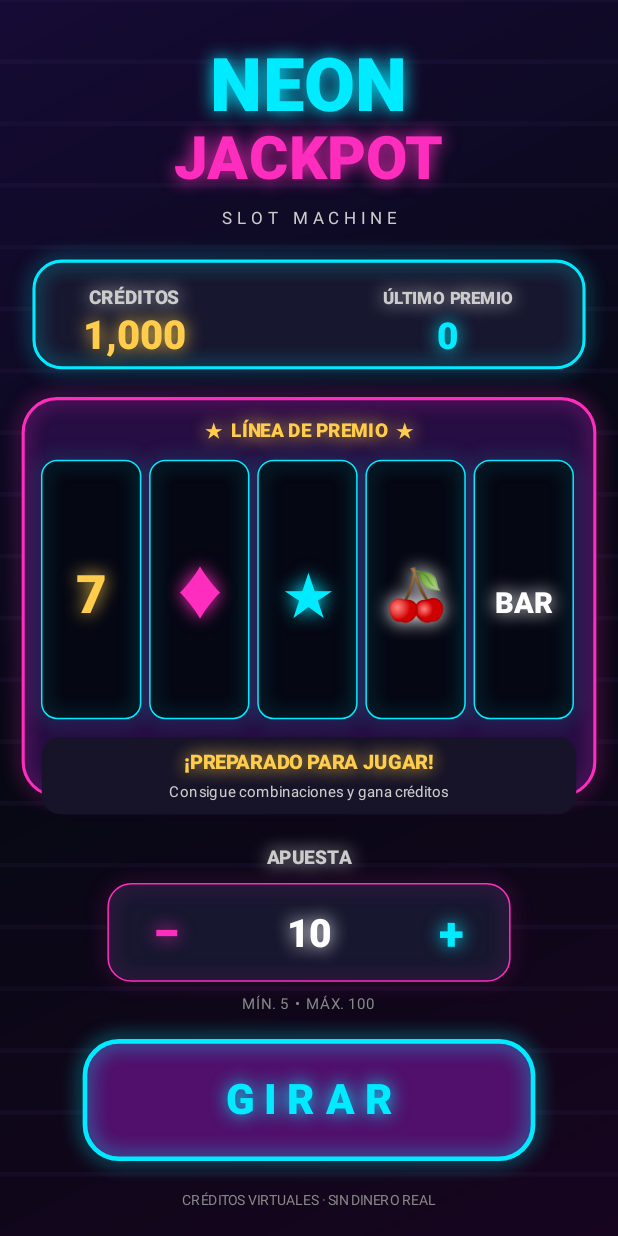
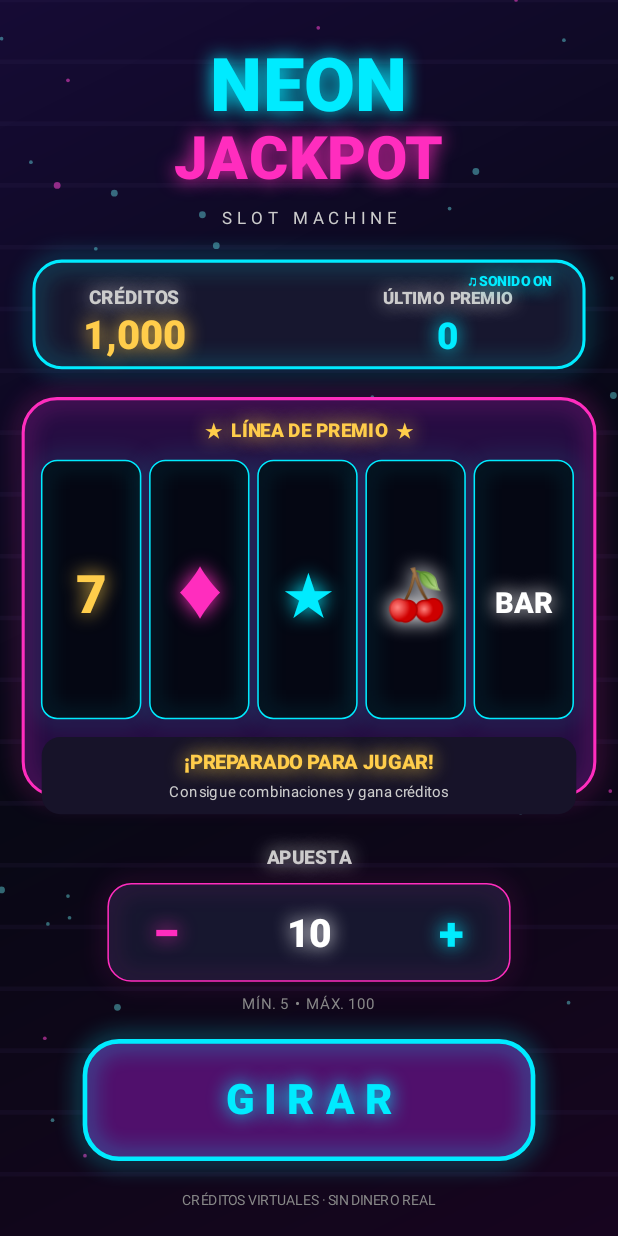
Before and after one commit to Delpad180/NEON-JACKPOT-ANDROID-, an Android app: the screen it shows after launch (MainActivity), on a phone screen of 412 x 824 dp. Run offline under Robolectric (Android 15) with nearby library versions, the phone set to English and light mode, and no system bars.

Commit message:
Add neon effects, sound feedback and haptics

```diff
--- a/app/src/main/java/com/neonjackpot/MainActivity.java
+++ b/app/src/main/java/com/neonjackpot/MainActivity.java
@@ -6,6 +6,9 @@ import android.os.Handler;
 import android.os.Looper;
 import android.view.MotionEvent;
 import android.view.View;
+import android.view.HapticFeedbackConstants;
+import android.media.AudioManager;
+import android.media.ToneGenerator;
 import android.graphics.Canvas;
 import android.graphics.Color;
 import android.graphics.Paint;
@@ -26,22 +29,34 @@ public class MainActivity extends Activity {
         final Paint p = new Paint(3);
         final Handler h = new Handler(Looper.getMainLooper());
         final Random rng = new Random();
+        final ToneGenerator audio = new ToneGenerator(AudioManager.STREAM_MUSIC, 72);
         final String[] symbols = {"7", "♦", "★", "🍒", "BAR", "♛"};
         final int[] reels = {0,1,2,3,4};
         final int[] result = new int[5];
-        int credits = 1000, bet = 10, lastWin = 0, tick = 0;
-        boolean spinning = false;
+        final float[] sparkX = new float[55], sparkY = new float[55], sparkV = new float[55];
+        int credits = 1000, bet = 10, lastWin = 0, tick = 0, flash = 0;
+        boolean spinning = false, soundOn = true, jackpot = false;
         String status = "¡PREPARADO PARA JUGAR!";
         String sub = "Consigue combinaciones y gana créditos";
         final int cyan = Color.rgb(0,235,255), pink = Color.rgb(255,45,190);
         final int gold = Color.rgb(255,205,75);
 
-        SlotView() { super(MainActivity.this); setLayerType(View.LAYER_TYPE_SOFTWARE, null); }
-
+        SlotView() {
+            super(MainActivity.this);
+            setLayerType(View.LAYER_TYPE_SOFTWARE, null);
+            for(int i=0;i<sparkX.length;i++) resetSpark(i);
+        }
+        void resetSpark(int i) {
+            sparkX[i]=rng.nextInt(400); sparkY[i]=rng.nextInt(800);
+            sparkV[i]=1+rng.nextFloat()*3;
+        }
+        void tone(int type, int duration) {
+            if(soundOn) try { audio.startTone(type,duration); } catch(Exception ignored) {}
+        }
         void box(Canvas c,float l,float t,float r,float b,float rad,int color,boolean stroke,int sw) {
             p.setShader(null); p.setColor(color); p.setStyle(stroke?Paint.Style.STROKE:Paint.Style.FILL);
             p.setStrokeWidth(sw); p.clearShadowLayer();
-            if(stroke) p.setShadowLayer(10,0,0,color);
+            if(stroke) p.setShadowLayer(12,0,0,color);
             c.drawRoundRect(new RectF(l,t,r,b),rad,rad,p);
             p.setStyle(Paint.Style.FILL); p.clearShadowLayer();
         }
@@ -49,24 +64,30 @@ public class MainActivity extends Activity {
             p.setShader(null); p.setColor(color); p.setTextSize(size);
             p.setTypeface(Typeface.create(bold?"sans-serif-black":"sans-serif",bold?1:0));
             p.setTextAlign(Paint.Align.CENTER); p.setStyle(Paint.Style.FILL);
-            p.setShadowLayer(bold?9:0,0,0,bold?color:Color.TRANSPARENT);
+            p.setShadowLayer(bold?10:0,0,0,bold?color:Color.TRANSPARENT);
             c.drawText(s,x,y,p); p.clearShadowLayer();
         }
         @Override protected void onDraw(Canvas c) {
             super.onDraw(c);
             c.save(); c.scale(getWidth()/400f,getHeight()/800f);
+            int pulse=(int)(25+20*Math.sin(System.currentTimeMillis()/180.0));
             p.setShader(new LinearGradient(0,0,400,800,new int[]{0xff160b35,0xff070814,0xff17051f},null,Shader.TileMode.CLAMP));
             c.drawRect(0,0,400,800,p); p.setShader(null);
             for(int y=0;y<800;y+=40){p.setColor(0x223b2c65);c.drawLine(0,y,400,y,p);}
+            for(int i=0;i<sparkX.length;i++){
+                p.setColor((i%3==0?0x88ff45d4:0x6671faff));
+                c.drawCircle(sparkX[i],sparkY[i],i%4==0?2.2f:1.2f,p);
+                if(spinning||jackpot){sparkY[i]+=sparkV[i];if(sparkY[i]>800)resetSpark(i);}
+            }
             txt(c,"NEON",200,72,48,cyan,true); txt(c,"JACKPOT",200,116,39,pink,true);
             txt(c,"S L O T   M A C H I N E",200,145,11,Color.LTGRAY,false);
-
             box(c,22,169,378,238,18,0xff17172f,false,1);
             box(c,22,169,378,238,18,cyan,true,2);
-            p.setTextAlign(Paint.Align.LEFT); txt(c,"CRÉDITOS",87,197,12,Color.LTGRAY,true);
+            txt(c,"CRÉDITOS",87,197,12,Color.LTGRAY,true);
             txt(c,String.format("%,d",credits),87,226,26,gold,true);
             txt(c,"ÚLTIMO PREMIO",290,197,11,Color.LTGRAY,true);
             txt(c,String.valueOf(lastWin),290,226,24,cyan,true);
+            txt(c,soundOn?"♫ SONIDO ON":"♫ SONIDO OFF",330,185,9,soundOn?cyan:Color.GRAY,true);
 
             box(c,15,258,385,515,22,0xff260d42,false,1);
             box(c,15,258,385,515,22,pink,true,2);
@@ -74,12 +95,17 @@ public class MainActivity extends Activity {
             for(int i=0;i<5;i++){
                 float x=27+i*70;
                 box(c,x,298,x+64,465,10,0xff050713,false,1);
-                box(c,x,298,x+64,465,10,cyan,true,1);
+                box(c,x,298,x+64,465,10,spinning?cyan:(jackpot?gold:cyan),true,spinning?2:1);
                 int col=reels[i]==0?gold:reels[i]==1?pink:reels[i]==2?cyan:Color.WHITE;
                 txt(c,symbols[reels[i]],x+32,397,reels[i]==4?19:34,col,true);
             }
             box(c,27,477,373,527,12,0xff171329,false,1);
-            txt(c,status,200,498,13,gold,true); txt(c,sub,200,516,10,Color.LTGRAY,false);
+            txt(c,status,200,498,13,jackpot?gold:gold,true);
+            txt(c,sub,200,516,10,Color.LTGRAY,false);
+            if(jackpot) {
+                p.setColor(0x55ffd34f); c.drawRect(20,250,380,530,p);
+                txt(c,"✦  ¡MEGA PREMIO!  ✦",200,548,15,gold,true);
+            }
             txt(c,"APUESTA",200,559,12,Color.LTGRAY,true);
             box(c,70,572,330,635,15,0xff17172f,false,1);
             box(c,70,572,330,635,15,pink,true,1);
@@ -90,25 +116,30 @@ public class MainActivity extends Activity {
             txt(c,spinning?"GIRANDO...":"G I R A R",200,721,27,spinning?gold:cyan,true);
             txt(c,"CRÉDITOS VIRTUALES · SIN DINERO REAL",200,780,9,Color.GRAY,false);
             c.restore();
+            if(spinning||jackpot){postInvalidateDelayed(45);}
         }
         @Override public boolean onTouchEvent(MotionEvent e) {
             if(e.getAction()==MotionEvent.ACTION_UP){
                 float x=e.getX()*400/getWidth(), y=e.getY()*800/getHeight();
+                if(y>169&&y<238&&x>245){soundOn=!soundOn;if(soundOn)tone(ToneGenerator.TONE_PROP_ACK,100);invalidate();return true;}
                 if(y>674&&y<755) spin();
                 else if(y>570&&y<640&&!spinning){
-                    if(x<155) bet=Math.max(5,bet-5);
-                    if(x>245) bet=Math.min(100,bet+5);
+                    if(x<155){bet=Math.max(5,bet-5);tone(ToneGenerator.TONE_PROP_BEEP,55);}
+                    if(x>245){bet=Math.min(100,bet+5);tone(ToneGenerator.TONE_PROP_BEEP,55);}
                     invalidate();
-                } else if(y>755&&credits<100){credits+=500;sub="Bono de cortesía: +500 créditos";invalidate();}
+                } else if(y>755&&credits<100){credits+=500;sub="Bono de cortesía: +500 créditos";tone(ToneGenerator.TONE_PROP_ACK,160);invalidate();}
+                performHapticFeedback(HapticFeedbackConstants.VIRTUAL_KEY);
                 return true;
             }
             return true;
         }
         void spin(){
             if(spinning)return;
-            if(credits<bet){status="CRÉDITOS INSUFICIENTES";sub="Toca la zona inferior para recibir un bono";invalidate();return;}
-            credits-=bet;lastWin=0;spinning=true;tick=0;
+            if(credits<bet){status="CRÉDITOS INSUFICIENTES";sub="Toca la zona inferior para recibir un bono";tone(ToneGenerator.TONE_PROP_NACK,180);invalidate();return;}
+            credits-=bet;lastWin=0;spinning=true;jackpot=false;tick=0;
             status="¡MUCHA SUERTE!";sub="Los rodillos están girando...";
+            tone(ToneGenerator.TONE_CDMA_ALERT_CALL_GUARD,120);
+            performHapticFeedback(HapticFeedbackConstants.LONG_PRESS);
             for(int i=0;i<5;i++)result[i]=rng.nextInt(symbols.length);
             animateReels();
         }
@@ -117,6 +148,7 @@ public class MainActivity extends Activity {
                 if(!spinning)return;
                 tick++;
                 for(int i=0;i<5;i++)if(tick<8+i*3)reels[i]=rng.nextInt(symbols.length);
+                if(tick%2==0)tone(ToneGenerator.TONE_PROP_BEEP,35);
                 if(tick>=22)finish();else{invalidate();animateReels();}
             },90);
             invalidate();
@@ -129,9 +161,14 @@ public class MainActivity extends Activity {
             if(count>=3){int mult=reels[0]==0?20:reels[0]==1?12:reels[0]==2?8:5;prize=bet*mult*(count==3?1:count==4?2:4);}
             if(prize==0){int[] n=new int[symbols.length];for(int v:reels)n[v]++;for(int v:n)if(v>=3)prize=Math.max(prize,bet*3);}
             lastWin=prize;credits+=prize;
+            jackpot=prize>=bet*20;
             status=prize>0?"¡PREMIO! +"+prize+" CRÉDITOS":"SIN PREMIO ESTA VEZ";
-            sub=prize>0?"¡Buena combinación!":"Prueba otra combinación";
+            sub=jackpot?"¡COMBINACIÓN EXTRAORDINARIA!":prize>0?"¡Buena combinación!":"Prueba otra combinación";
+            if(prize>0){tone(jackpot?ToneGenerator.TONE_CDMA_ALERT_CALL_GUARD:ToneGenerator.TONE_PROP_ACK,jackpot?650:280);performHapticFeedback(HapticFeedbackConstants.LONG_PRESS);}
+            else tone(ToneGenerator.TONE_PROP_NACK,180);
             invalidate();
+            if(jackpot)h.postDelayed(()->{jackpot=false;invalidate();},2600);
         }
+        @Override protected void onDetachedFromWindow(){super.onDetachedFromWindow();h.removeCallbacksAndMessages(null);audio.release();}
     }
 }
```
